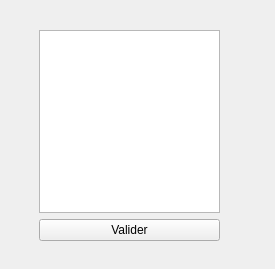
julieberteaux/LO21, file QtVersion/typenote.ui: the form before one commit.
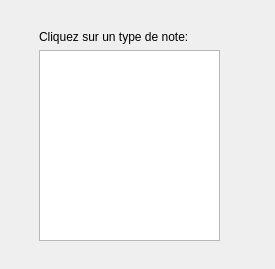
The form after the commit.

Patch:
```diff
--- a/QtVersion/typenote.ui
+++ b/QtVersion/typenote.ui
@@ -24,15 +24,15 @@
    </property>
    <layout class="QVBoxLayout" name="verticalLayout">
     <item>
-     <widget class="QListWidget" name="listWidget"/>
-    </item>
-    <item>
-     <widget class="QPushButton" name="validate">
+     <widget class="QLabel" name="label">
       <property name="text">
-       <string>Valider</string>
+       <string>Cliquez sur un type de note:</string>
       </property>
      </widget>
     </item>
+    <item>
+     <widget class="QListWidget" name="type"/>
+    </item>
    </layout>
   </widget>
  </widget>
```
